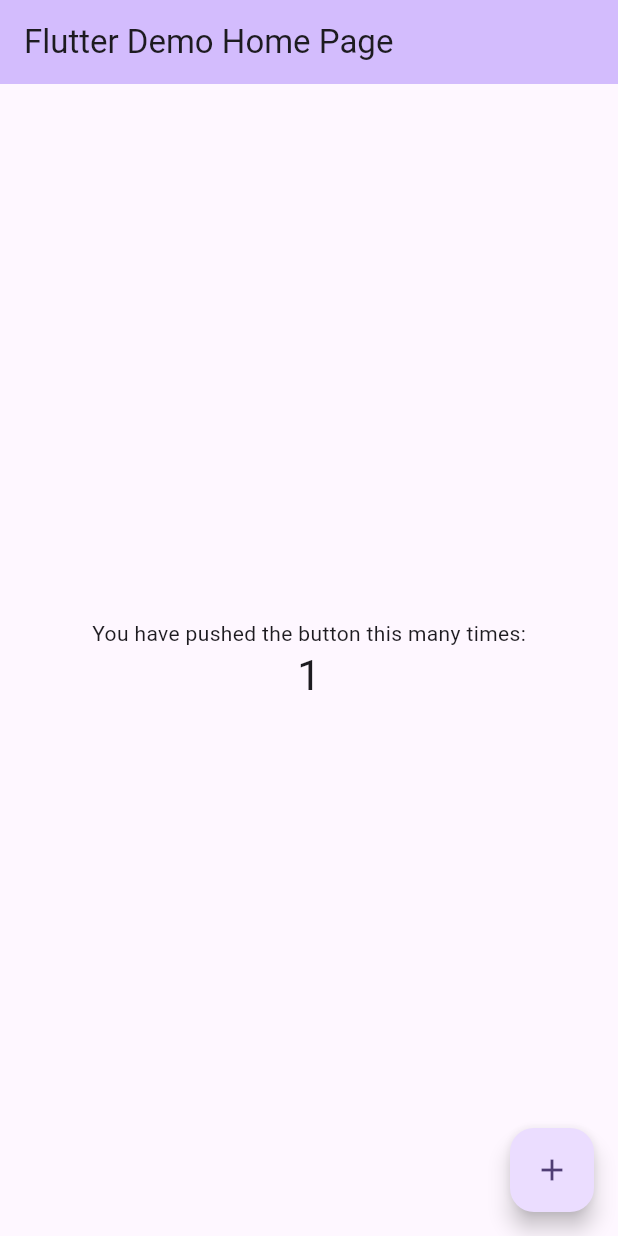
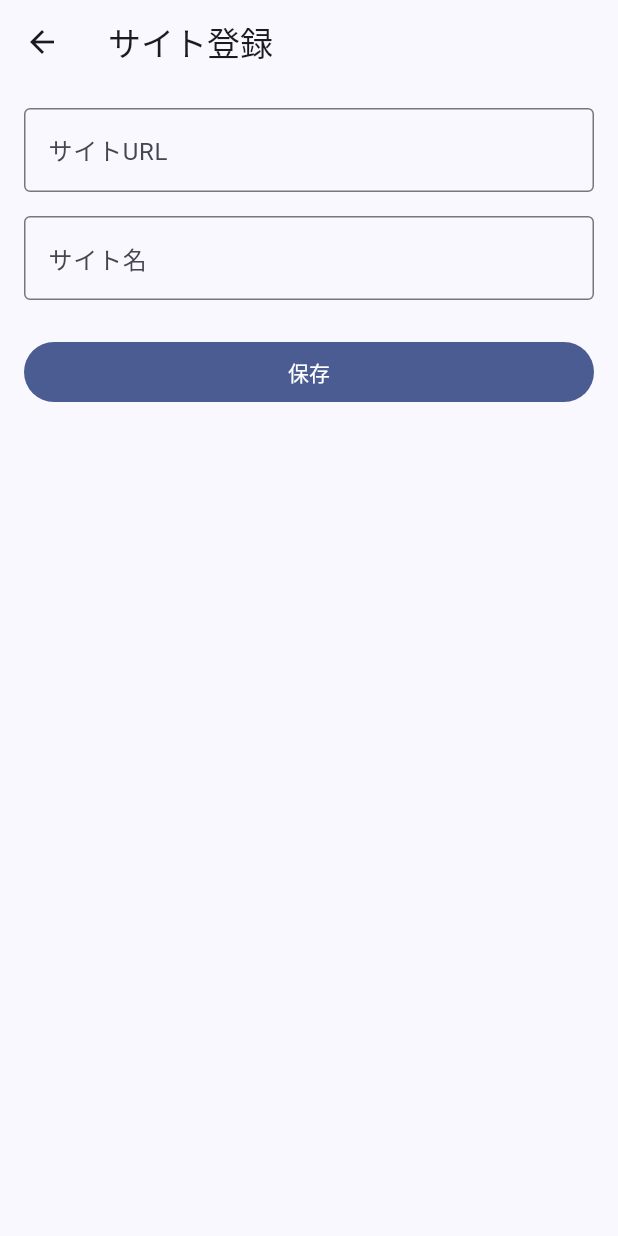
Before and after one commit to gura-o/blogos, a Flutter app: the screen it shows after launch, after a tap on the "add" icon, on a phone screen of 412 x 824 dp. Run offline on Flutter 3.47's test engine with Material 3 defaults, Android fonts, the phone set to English and light mode, and no system bars; our stand-ins replace flutter_riverpod, go_router.

Commit message:
Add initial site management UI

```diff
--- /dev/null
+++ b/lib/app/app.dart
@@ -0,0 +1,17 @@
+import 'package:flutter/material.dart';
+
+import 'router.dart';
+import 'theme.dart';
+
+class BlogOsApp extends StatelessWidget {
+  const BlogOsApp({super.key});
+
+  @override
+  Widget build(BuildContext context) {
+    return MaterialApp.router(
+      title: 'BlogOS',
+      theme: buildAppTheme(),
+      routerConfig: appRouter,
+    );
+  }
+}
--- /dev/null
+++ b/lib/app/router.dart
@@ -0,0 +1,28 @@
+import 'package:go_router/go_router.dart';
+
+import '../features/sites/presentation/pages/site_create_page.dart';
+import '../features/sites/presentation/pages/site_detail_page.dart';
+import '../features/sites/presentation/pages/site_list_page.dart';
+
+final appRouter = GoRouter(
+  initialLocation: '/sites',
+  routes: [
+    GoRoute(
+      path: '/sites',
+      builder: (context, state) => const SiteListPage(),
+      routes: [
+        GoRoute(
+          path: 'new',
+          builder: (context, state) => const SiteCreatePage(),
+        ),
+        GoRoute(
+          path: ':siteId',
+          builder: (context, state) {
+            final siteId = state.pathParameters['siteId']!;
+            return SiteDetailPage(siteId: siteId);
+          },
+        ),
+      ],
+    ),
+  ],
+);
--- /dev/null
+++ b/lib/app/theme.dart
@@ -0,0 +1,10 @@
+import 'package:flutter/material.dart';
+
+ThemeData buildAppTheme() {
+  return ThemeData(
+    colorScheme: ColorScheme.fromSeed(
+      seedColor: const Color(0xFF2563EB),
+    ),
+    useMaterial3: true,
+  );
+}
--- /dev/null
+++ b/lib/features/sites/domain/site.dart
@@ -0,0 +1,11 @@
+class Site {
+  const Site({
+    required this.id,
+    required this.name,
+    required this.url,
+  });
+
+  final String id;
+  final String name;
+  final String url;
+}
--- /dev/null
+++ b/lib/features/sites/presentation/pages/site_create_page.dart
@@ -0,0 +1,84 @@
+import 'package:flutter/material.dart';
+import 'package:go_router/go_router.dart';
+
+class SiteCreatePage extends StatefulWidget {
+  const SiteCreatePage({super.key});
+
+  @override
+  State<SiteCreatePage> createState() => _SiteCreatePageState();
+}
+
+class _SiteCreatePageState extends State<SiteCreatePage> {
+  final _formKey = GlobalKey<FormState>();
+  final _urlController = TextEditingController();
+  final _nameController = TextEditingController();
+
+  @override
+  void dispose() {
+    _urlController.dispose();
+    _nameController.dispose();
+    super.dispose();
+  }
+
+  void _save() {
+    final isValid = _formKey.currentState?.validate() ?? false;
+    if (!isValid) {
+      return;
+    }
+
+    context.go('/sites');
+  }
+
+  @override
+  Widget build(BuildContext context) {
+    return Scaffold(
+      appBar: AppBar(
+        title: const Text('サイト登録'),
+      ),
+      body: Form(
+        key: _formKey,
+        child: ListView(
+          padding: const EdgeInsets.all(16),
+          children: [
+            TextFormField(
+              controller: _urlController,
+              decoration: const InputDecoration(
+                labelText: 'サイトURL',
+                border: OutlineInputBorder(),
+              ),
+              keyboardType: TextInputType.url,
+              textInputAction: TextInputAction.next,
+              validator: (value) {
+                if (value == null || value.trim().isEmpty) {
+                  return 'サイトURLを入力してください';
+                }
+                return null;
+              },
+            ),
+            const SizedBox(height: 16),
+            TextFormField(
+              controller: _nameController,
+              decoration: const InputDecoration(
+                labelText: 'サイト名',
+                border: OutlineInputBorder(),
+              ),
+              textInputAction: TextInputAction.done,
+              onFieldSubmitted: (_) => _save(),
+              validator: (value) {
+                if (value == null || value.trim().isEmpty) {
+                  return 'サイト名を入力してください';
+                }
+                return null;
+              },
+            ),
+            const SizedBox(height: 24),
+            FilledButton(
+              onPressed: _save,
+              child: const Text('保存'),
+            ),
+          ],
+        ),
+      ),
+    );
+  }
+}
--- /dev/null
+++ b/lib/features/sites/presentation/pages/site_list_page.dart
@@ -0,0 +1,43 @@
+import 'package:flutter/material.dart';
+import 'package:flutter_riverpod/flutter_riverpod.dart';
+import 'package:go_router/go_router.dart';
+
+import '../providers/site_providers.dart';
+
+class SiteListPage extends ConsumerWidget {
+  const SiteListPage({super.key});
+
+  @override
+  Widget build(BuildContext context, WidgetRef ref) {
+    final sites = ref.watch(sitesProvider);
+
+    return Scaffold(
+      appBar: AppBar(
+        title: const Text('BlogOS'),
+      ),
+      body: ListView(
+        padding: const EdgeInsets.all(16),
+        children: [
+          Text(
+            '登録サイト',
+            style: Theme.of(context).textTheme.headlineSmall,
+          ),
+          const SizedBox(height: 16),
+          for (final site in sites)
+            Card(
+              child: ListTile(
+                title: Text(site.name),
+                subtitle: Text(site.url),
+                trailing: const Icon(Icons.chevron_right),
+                onTap: () => context.go('/sites/${site.id}'),
+              ),
+            ),
+        ],
+      ),
+      floatingActionButton: FloatingActionButton(
+        onPressed: () => context.go('/sites/new'),
+        child: const Icon(Icons.add),
+      ),
+    );
+  }
+}
--- /dev/null
+++ b/lib/features/sites/presentation/providers/site_providers.dart
@@ -0,0 +1,30 @@
+import 'package:flutter_riverpod/flutter_riverpod.dart';
+
+import '../../domain/site.dart';
+
+final sitesProvider = Provider<List<Site>>((ref) {
+  return const [
+    Site(
+      id: 'myfinmemo',
+      name: 'myfinmemo',
+      url: 'https://myfinmemo.com',
+    ),
+    Site(
+      id: 'sample-blog',
+      name: 'サンプルブログ',
+      url: 'https://example.com',
+    ),
+  ];
+});
+
+final siteByIdProvider = Provider.family<Site?, String>((ref, siteId) {
+  final sites = ref.watch(sitesProvider);
+
+  for (final site in sites) {
+    if (site.id == siteId) {
+      return site;
+    }
+  }
+
+  return null;
+});
--- a/lib/main.dart
+++ b/lib/main.dart
@@ -1,125 +1,12 @@
 import 'package:flutter/material.dart';
+import 'package:flutter_riverpod/flutter_riverpod.dart';
+
+import 'app/app.dart';
 
 void main() {
-  runApp(const MyApp());
+  runApp(
+    const ProviderScope(
+      child: BlogOsApp(),
+    ),
+  );
 }
-
-class MyApp extends StatelessWidget {
-  const MyApp({super.key});
-
-  // This widget is the root of your application.
-  @override
-  Widget build(BuildContext context) {
-    return MaterialApp(
-      title: 'Flutter Demo',
-      theme: ThemeData(
-        // This is the theme of your application.
-        //
-        // TRY THIS: Try running your application with "flutter run". You'll see
-        // the application has a purple toolbar. Then, without quitting the app,
-        // try changing the seedColor in the colorScheme below to Colors.green
-        // and then invoke "hot reload" (save your changes or press the "hot
-        // reload" button in a Flutter-supported IDE, or press "r" if you used
-        // the command line to start the app).
-        //
-        // Notice that the counter didn't reset back to zero; the application
-        // state is not lost during the reload. To reset the state, use hot
-        // restart instead.
-        //
-        // This works for code too, not just values: Most code changes can be
-        // tested with just a hot reload.
-        colorScheme: ColorScheme.fromSeed(seedColor: Colors.deepPurple),
-        useMaterial3: true,
-      ),
-      home: const MyHomePage(title: 'Flutter Demo Home Page'),
-    );
-  }
-}
-
-class MyHomePage extends StatefulWidget {
-  const MyHomePage({super.key, required this.title});
-
-  // This widget is the home page of your application. It is stateful, meaning
-  // that it has a State object (defined below) that contains fields that affect
-  // how it looks.
-
-  // This class is the configuration for the state. It holds the values (in this
-  // case the title) provided by the parent (in this case the App widget) and
-  // used by the build method of the State. Fields in a Widget subclass are
-  // always marked "final".
-
-  final String title;
-
-  @override
-  State<MyHomePage> createState() => _MyHomePageState();
-}
-
-class _MyHomePageState extends State<MyHomePage> {
-  int _counter = 0;
-
-  void _incrementCounter() {
-    setState(() {
-      // This call to setState tells the Flutter framework that something has
-      // changed in this State, which causes it to rerun the build method below
-      // so that the display can reflect the updated values. If we changed
-      // _counter without calling setState(), then the build method would not be
-      // called again, and so nothing would appear to happen.
-      _counter++;
-    });
-  }
-
-  @override
-  Widget build(BuildContext context) {
-    // This method is rerun every time setState is called, for instance as done
-    // by the _incrementCounter method above.
-    //
-    // The Flutter framework has been optimized to make rerunning build methods
-    // fast, so that you can just rebuild anything that needs updating rather
-    // than having to individually change instances of widgets.
-    return Scaffold(
-      appBar: AppBar(
-        // TRY THIS: Try changing the color here to a specific color (to
-        // Colors.amber, perhaps?) and trigger a hot reload to see the AppBar
-        // change color while the other colors stay the same.
-        backgroundColor: Theme.of(context).colorScheme.inversePrimary,
-        // Here we take the value from the MyHomePage object that was created by
-        // the App.build method, and use it to set our appbar title.
-        title: Text(widget.title),
-      ),
-      body: Center(
-        // Center is a layout widget. It takes a single child and positions it
-        // in the middle of the parent.
-        child: Column(
-          // Column is also a layout widget. It takes a list of children and
-          // arranges them vertically. By default, it sizes itself to fit its
-          // children horizontally, and tries to be as tall as its parent.
-          //
-          // Column has various properties to control how it sizes itself and
-          // how it positions its children. Here we use mainAxisAlignment to
-          // center the children vertically; the main axis here is the vertical
-          // axis because Columns are vertical (the cross axis would be
-          // horizontal).
-          //
-          // TRY THIS: Invoke "debug painting" (choose the "Toggle Debug Paint"
-          // action in the IDE, or press "p" in the console), to see the
-          // wireframe for each widget.
-          mainAxisAlignment: MainAxisAlignment.center,
-          children: <Widget>[
-            const Text(
-              'You have pushed the button this many times:',
-            ),
-            Text(
-              '$_counter',
-              style: Theme.of(context).textTheme.headlineMedium,
-            ),
-          ],
-        ),
-      ),
-      floatingActionButton: FloatingActionButton(
-        onPressed: _incrementCounter,
-        tooltip: 'Increment',
-        child: const Icon(Icons.add),
-      ), // This trailing comma makes auto-formatting nicer for build methods.
-    );
-  }
-}
```
Also changed, not shown: lib/features/sites/presentation/pages/site_detail_page.dart (added, +63 -0 lines).
